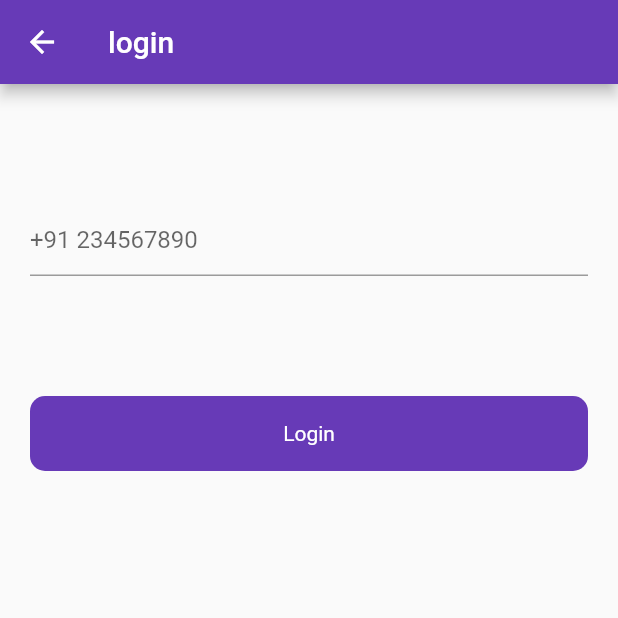
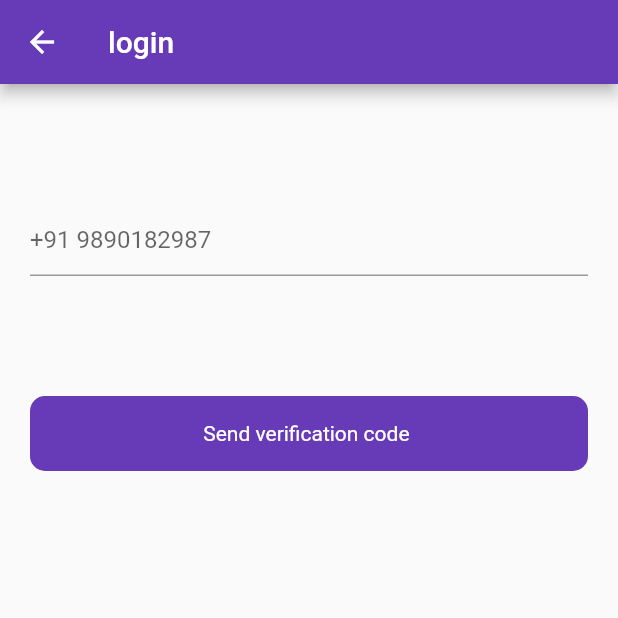
Before and after one commit to Vinay1356/NotesApp, a Flutter app: the LoginWithPhoneNumber screen opened directly, on a phone screen of 412 x 824 dp, the top half of it. Run offline on Flutter 3.47's test engine with Material 2 defaults, Android fonts, the phone set to English and light mode, and no system bars; our stand-ins replace firebase_auth, firebase_core, firebase_database, fluttertoast; missing offline and left inert: fl_country_code_picker; accounts and stored records are empty.

```diff
--- a/lib/UI/auth/login_with_phone_number.dart
+++ b/lib/UI/auth/login_with_phone_number.dart
@@ -1,8 +1,9 @@
 import 'package:firebase_auth/firebase_auth.dart';
-import 'package:firebase_connections_tutorials/UI/auth/varify_code.dart';
+import 'package:firebase_connections_tutorials/UI/auth/verify_code.dart';
 import 'package:firebase_connections_tutorials/Utils/Utils.dart';
 import 'package:firebase_connections_tutorials/widgets/round_button.dart';
 import 'package:flutter/material.dart';
+import 'package:fl_country_code_picker/fl_country_code_picker.dart';
 
 
 class LoginWithPhoneNumber extends StatefulWidget {
@@ -18,6 +19,8 @@ class _LoginWithPhoneNumberState extends State<LoginWithPhoneNumber> {
   final auth = FirebaseAuth.instance;
   final phoneNumberController = TextEditingController();
 
+  final countryPicker = const FlCountryCodePicker();
+
   @override
   Widget build(BuildContext context) {
     return Scaffold(
@@ -28,13 +31,14 @@ class _LoginWithPhoneNumberState extends State<LoginWithPhoneNumber> {
           children: [
             const SizedBox(height: 80),
             TextFormField(
+              maxLines: 1,
               controller: phoneNumberController,
-              decoration: const InputDecoration(
-                hintText: '+91 234567890'
+              decoration: InputDecoration(
+                hintText: "+91 9890182987"
               ),
             ),
             const SizedBox(height: 80),
-            RoundButton(title: 'Login',loading: loading, onTap: (){
+            RoundButton(title: 'Send verification code ',loading: loading, onTap: (){
               setState(() {
                 loading = true;
               });
--- a/pubspec.yaml
+++ b/pubspec.yaml
@@ -38,10 +38,10 @@ dependencies:
   cupertino_icons: ^1.0.2
   firebase_core: ^2.14.0
   firebase_auth: ^4.6.3
-  cloud_firestore: ^4.8.2
   firebase_storage: ^11.2.4
   fluttertoast: ^8.2.2
   firebase_database: ^10.2.4
+  fl_country_code_picker: ^0.1.5
 
 dev_dependencies:
   flutter_test:
```
Also changed, not shown: lib/UI/auth/verify_code.dart (renamed from lib/UI/auth/varify_code.dart), pubspec.lock, 2 other files.
